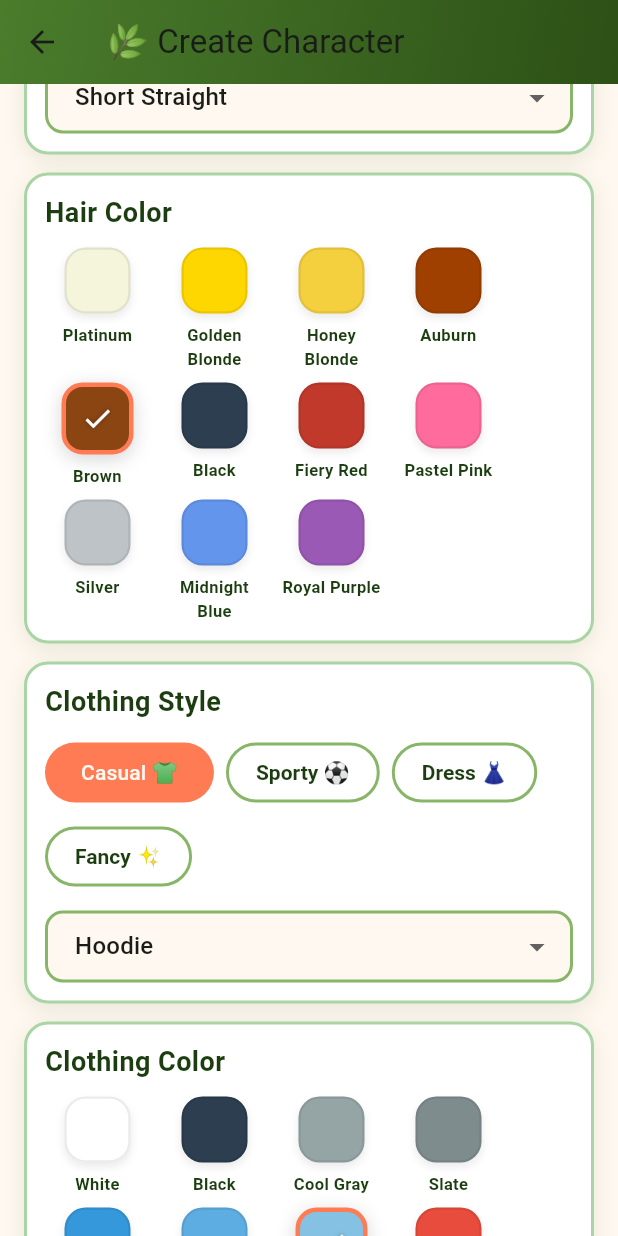
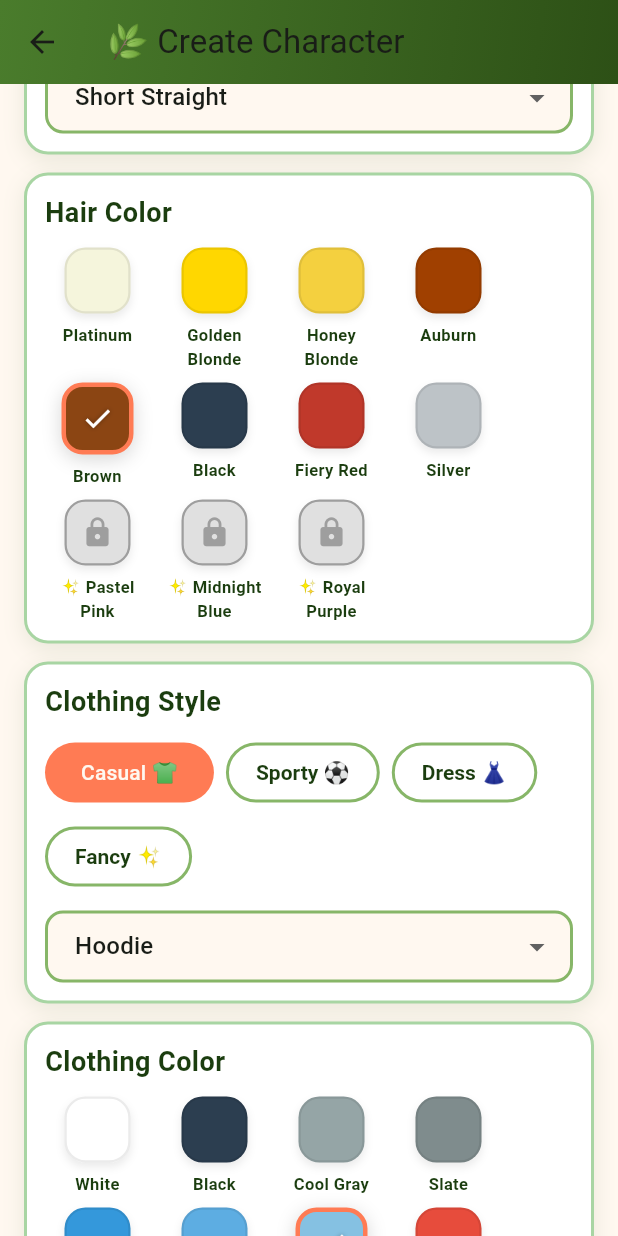
Before and after one commit to darcy0408/story-weaver-app, a Flutter app: the AvatarBuilderScreen screen opened directly, scrolled down 576 dp, on a phone screen of 412 x 824 dp. Run offline on Flutter 3.47's test engine with Material 3 defaults, Android fonts, the phone set to English and light mode, and no system bars; our stand-ins replace flutter_tts, google_generative_ai, shared_preferences; accounts and stored records are empty; network calls fail; Roboto replaces fonts that are missing (Quicksand).

Commit message:
Add Custom Colors unlock to avatar builder
Completed the progression unlock system by gating special hair colors behind the 15-story milestone.

Modified files:
- lib/avatar_builder_screen.dart
  * Added ProgressionService import and instance
  * Added _hasCustomColors state variable and _loadUnlocks() method
  * Split hair colors into basic (always available) and special (unlockable)
  * Special colors: Pastel Pink, Midnight Blue, Royal Purple (marked with ✨)
  * Updated _buildHairColorSection() to conditionally show special colors with lock icons
  * Updated _buildColorSwatch() to support isLocked parameter
  * Locked colors show grey swatch with lock icon (🔒)
  * Tapping locked color shows: "Unlock special colors at 15 stories!"

Unlock progression now complete:
- 5 stories → Wizard/Witch character type (Fantasy Mode)
- 10 stories → Animal Friend character type (Animal Ears & Tails)
- 15 stories → Special hair colors (Custom Colors)
- Premium → Superhero character type (BYOK or paid)

Users now see tangible rewards at each milestone, encouraging continued story creation!

🤖 Generated with [Claude Code](https://claude.com/claude-code)

Co-Authored-By: Claude <noreply@anthropic.com>

```diff
--- a/lib/avatar_builder_screen.dart
+++ b/lib/avatar_builder_screen.dart
@@ -6,6 +6,7 @@ import 'package:flutter/material.dart';
 import 'sunset_jungle_theme.dart';
 import 'avatar_models.dart';
 import 'customizable_avatar_widget.dart';
+import 'services/progression_service.dart';
 
 class AvatarBuilderScreen extends StatefulWidget {
   final EnhancedCharacter? initialCharacter;
@@ -22,6 +23,8 @@ class AvatarBuilderScreen extends StatefulWidget {
 }
 
 class _AvatarBuilderScreenState extends State<AvatarBuilderScreen> {
+  final _progressionService = ProgressionService();
+  bool _hasCustomColors = false;
   late TextEditingController _nameController;
   late CharacterAvatar _currentAvatar;
 
@@ -67,7 +70,8 @@ class _AvatarBuilderScreenState extends State<AvatarBuilderScreen> {
     HairStyleOption('Hijab', 'Hijab 🧕'),
   ];
 
-  final List<HairColorOption> _hairColors = [
+  // Basic hair colors - always available
+  final List<HairColorOption> _basicHairColors = [
     const HairColorOption(
         value: 'Platinum', label: 'Platinum', color: Color(0xFFF5F5DC)),
     const HairColorOption(
@@ -85,13 +89,17 @@ class _AvatarBuilderScreenState extends State<AvatarBuilderScreen> {
     const HairColorOption(
         value: 'Red', label: 'Fiery Red', color: Color(0xFFC0392B)),
     const HairColorOption(
-        value: 'PastelPink', label: 'Pastel Pink', color: Color(0xFFFF6B9D)),
+        value: 'SilverGray', label: 'Silver', color: Color(0xFFBDC3C7)),
+  ];
+
+  // Special/Custom colors - unlock at 15 stories
+  final List<HairColorOption> _specialHairColors = [
     const HairColorOption(
-        value: 'SilverGray', label: 'Silver', color: Color(0xFFBDC3C7)),
+        value: 'PastelPink', label: '✨ Pastel Pink', color: Color(0xFFFF6B9D)),
     const HairColorOption(
-        value: 'Blue', label: 'Midnight Blue', color: Color(0xFF6495ED)),
+        value: 'Blue', label: '✨ Midnight Blue', color: Color(0xFF6495ED)),
     const HairColorOption(
-        value: 'Purple', label: 'Royal Purple', color: Color(0xFF9B59B6)),
+        value: 'Purple', label: '✨ Royal Purple', color: Color(0xFF9B59B6)),
   ];
 
   final Map<String, List<ClothingOption>> _clothingCategories = {
@@ -184,6 +192,19 @@ class _AvatarBuilderScreenState extends State<AvatarBuilderScreen> {
     );
     _currentAvatar =
         widget.initialCharacter?.avatar ?? CharacterAvatar.defaultAvatar;
+    _loadUnlocks();
+  }
+
+  Future<void> _loadUnlocks() async {
+    final hasCustomColors = await _progressionService.hasAccessToFeature(
+      UnlockableFeatures.customColors,
+    );
+
+    if (mounted) {
+      setState(() {
+        _hasCustomColors = hasCustomColors;
+      });
+    }
   }
 
   @override
@@ -343,18 +364,35 @@ class _AvatarBuilderScreenState extends State<AvatarBuilderScreen> {
   }
 
   Widget _buildHairColorSection() {
+    final allColors = [
+      ..._basicHairColors,
+      ..._specialHairColors,
+    ];
+
     return _buildOptionGroup(
       title: 'Hair Color',
       child: Wrap(
         spacing: 8,
         runSpacing: 8,
-        children: _hairColors.map((color) {
+        children: allColors.map((color) {
+          final isSpecial = _specialHairColors.contains(color);
+          final isLocked = isSpecial && !_hasCustomColors;
           final isSelected = _currentAvatar.hairColor == color.value;
+
           return _buildColorSwatch(
-            color: color.color,
+            color: isLocked ? Colors.grey.shade300 : color.color,
             isSelected: isSelected,
             label: color.label,
-            onTap: () => _updateAvatar(
+            isLocked: isLocked,
+            onTap: isLocked ? () {
+              ScaffoldMessenger.of(context).showSnackBar(
+                const SnackBar(
+                  content: Text('Unlock special colors at 15 stories!'),
+                  backgroundColor: Colors.orange,
+                  duration: Duration(seconds: 3),
+                ),
+              );
+            } : () => _updateAvatar(
               _currentAvatar.copyWith(hairColor: color.value),
             ),
           );
@@ -549,6 +587,7 @@ class _AvatarBuilderScreenState extends State<AvatarBuilderScreen> {
     required bool isSelected,
     required VoidCallback onTap,
     String? label,
+    bool isLocked = false,
   }) {
     return GestureDetector(
       onTap: onTap,
@@ -563,20 +602,29 @@ class _AvatarBuilderScreenState extends State<AvatarBuilderScreen> {
               color: color,
               borderRadius: BorderRadius.circular(14),
               border: Border.all(
-                color: isSelected
+                color: isLocked
+                    ? Colors.grey
+                    : (isSelected
                         ? SunsetJungleTheme.sunsetCoral
-                    : Colors.black.withOpacity(0.08),
+                        : Colors.black.withValues(alpha: 0.08)),
                 width: isSelected ? 3 : 1.5,
               ),
               boxShadow: [
                 BoxShadow(
-                  color: Colors.black.withOpacity(isSelected ? 0.16 : 0.08),
+                  color: Colors.black
+                      .withValues(alpha: isSelected ? 0.16 : 0.08),
                   blurRadius: isSelected ? 10 : 4,
                   offset: const Offset(0, 3),
                 ),
               ],
             ),
-            child: isSelected
+            child: isLocked
+                ? const Icon(
+                    Icons.lock,
+                    color: Colors.grey,
+                    size: 22,
+                  )
+                : (isSelected
                     ? const Icon(
                         Icons.check,
                         color: Colors.white,
@@ -588,7 +636,7 @@ class _AvatarBuilderScreenState extends State<AvatarBuilderScreen> {
                           ),
                         ],
                       )
-                : null,
+                    : null),
           ),
           if (label != null) ...[
             const SizedBox(height: 6),
```
Lines whose indentation alone changed are shown as unchanged.
